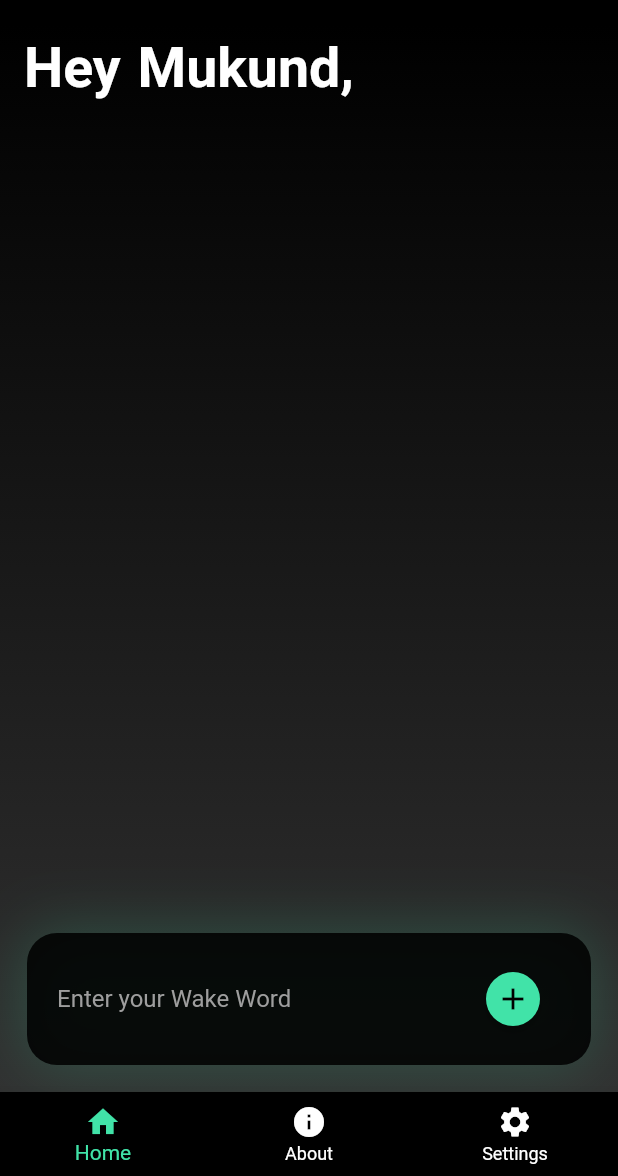
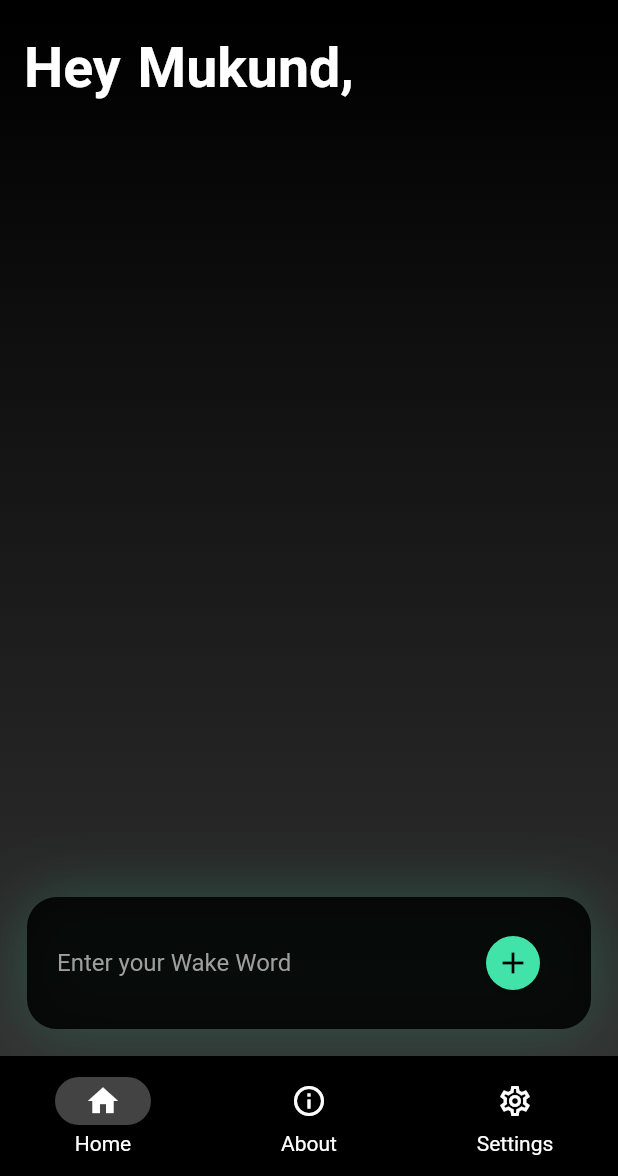
Before and after one commit to mukundsolanki/Pratyaksh-AR, a Flutter app: the screen it shows after launch, after a tap on the "arrow forward" icon, on a phone screen of 412 x 824 dp, the part 60-1236 px from its top. Run offline on Flutter 3.47's test engine with Material 2 defaults, Android fonts, the light colour scheme and no system bars; our stand-ins replace lottie, slide_to_act; Roboto replaces fonts that are missing (Nunito).

Commit message:
Updated the UI of navbar to latest UI from Material design

```diff
--- a/pratyakshapp/lib/home_page.dart
+++ b/pratyakshapp/lib/home_page.dart
@@ -58,6 +58,12 @@ class _HomePageState extends State<HomePage> {
     );
   }
 
+  void _onBottomNavigationBarTapped(int index) {
+    setState(() {
+      _currentIndex = index;
+    });
+  }
+
   @override
   Widget build(BuildContext context) {
     return Scaffold(
@@ -75,41 +81,72 @@ class _HomePageState extends State<HomePage> {
           IconButton(
             icon: Icon(Icons.cloud_upload_outlined),
             onPressed: () {
-              _showBottomSheet(
-                  context); //REQUIRED to Pass the BuildContext to the function
+              _showBottomSheet(context);
             },
           ),
         ],
       ),
-      body: _currentIndex == 0
-          ? _buildHomeContent()
-          : _currentIndex == 1
-              ? AboutPage()
-              : SettingsPage(),
-      bottomNavigationBar: BottomNavigationBar(
+      body: Navigator(
+        onGenerateRoute: (RouteSettings settings) {
+          return PageRouteBuilder(
+            pageBuilder: (context, animation, secondaryAnimation) {
+              if (_currentIndex == 0) {
+                return FadeTransition(
+                  opacity: animation,
+                  child: _buildHomeContent(),
+                );
+              } else if (_currentIndex == 1) {
+                return SlideTransition(
+                  position: Tween<Offset>(
+                    begin: Offset(1.0, 0.0),
+                    end: Offset.zero,
+                  ).animate(animation),
+                  child: AboutPage(),
+                );
+              } else {
+                return SlideTransition(
+                  position: Tween<Offset>(
+                    begin: Offset(-1.0, 0.0),
+                    end: Offset.zero,
+                  ).animate(animation),
+                  child: SettingsPage(),
+                );
+              }
+            },
+          );
+        },
+      ),
+      bottomNavigationBar: NavigationBarTheme(
+        data: NavigationBarThemeData(
+          indicatorColor: Color.fromARGB(255, 67, 67, 67),
+          labelTextStyle: MaterialStatePropertyAll(
+            TextStyle(color: Colors.white)
+          )
+        ),
+        child: NavigationBar(
           backgroundColor: Colors.black,
-        selectedItemColor: Color.fromARGB(255, 65, 227, 168),
-        unselectedItemColor: Colors.white,
-        currentIndex: _currentIndex,
-        onTap: (int index) {
-          setState(() {
-            _currentIndex = index;
-          });
-        },
-        items: [
-          BottomNavigationBarItem(
-            icon: Icon(Icons.home),
+          // selectedItemColor: Color.fromARGB(255, 65, 227, 168),
+          // unselectedItemColor: Colors.white,
+          selectedIndex: _currentIndex,
+          onDestinationSelected: _onBottomNavigationBarTapped,
+          destinations: [
+            NavigationDestination(
+              icon: Icon(Icons.home_outlined, color: Colors.white,),
               label: 'Home',
+              selectedIcon: Icon(Icons.home, color: Colors.white,),
             ),
-          BottomNavigationBarItem(
-            icon: Icon(Icons.info),
+            NavigationDestination(
+              icon: Icon(Icons.info_outline, color: Colors.white,),
               label: 'About',
+              selectedIcon: Icon(Icons.info, color: Colors.white,),
             ),
-          BottomNavigationBarItem(
-            icon: Icon(Icons.settings),
+            NavigationDestination(
+              icon: Icon(Icons.settings_outlined, color: Colors.white,),
               label: 'Settings',
+              selectedIcon: Icon(Icons.settings, color: Colors.white,),
             ),
           ],
+        ),
       ),
     );
   }
```
Lines whose indentation alone changed are shown as unchanged.
